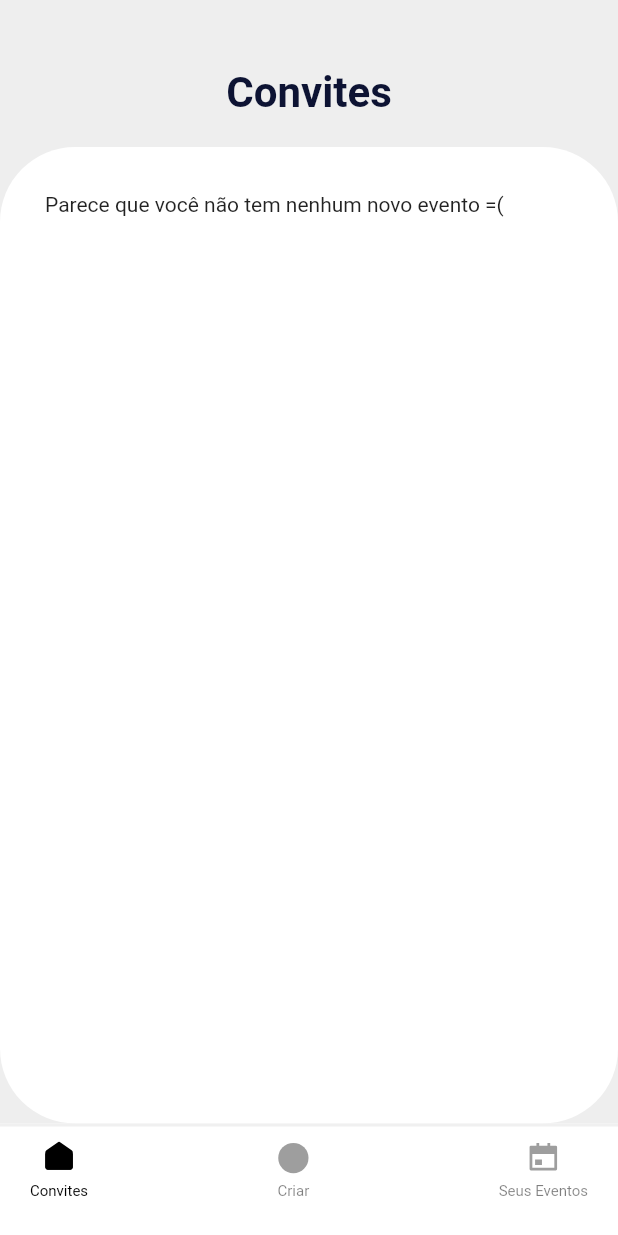
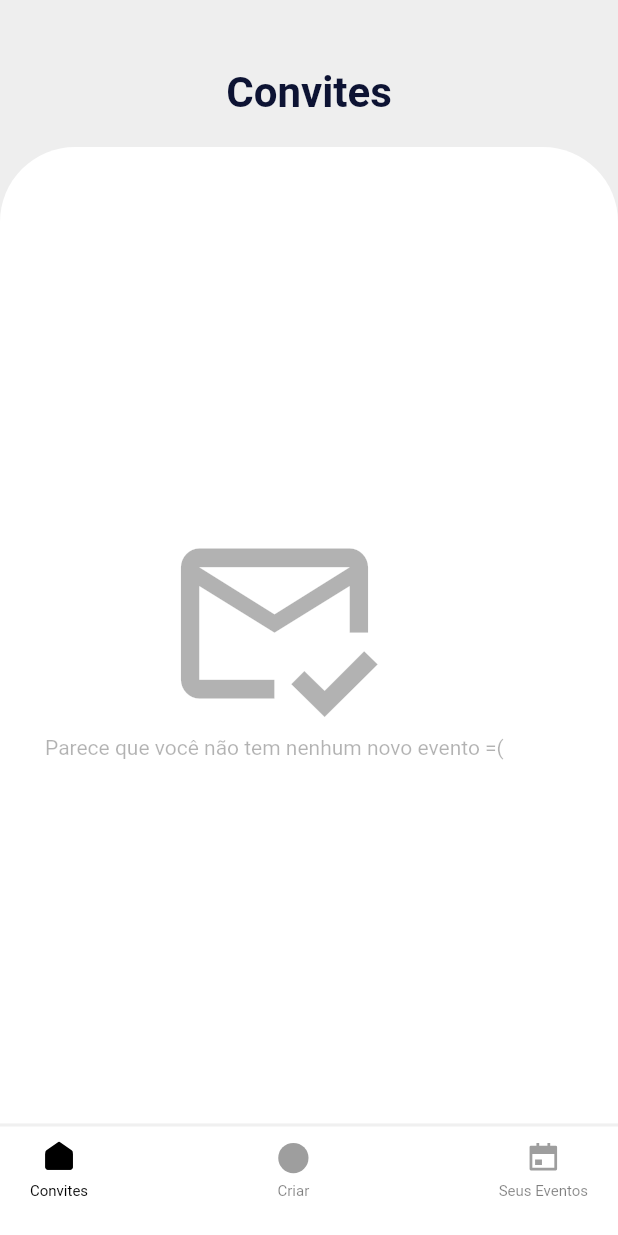
Before and after one commit to piresflp/Event-Manager, a Flutter app: the RootApp screen opened directly, on a phone screen of 412 x 824 dp. Run offline on Flutter 3.47's test engine with Material 2 defaults, Android fonts, the phone set to English and light mode, and no system bars; our stand-ins replace cloud_firestore, firebase_auth, firebase_core, flutter_svg, rxdart; accounts and stored records are empty; network calls fail.

Commit message:
invite page ready

```diff
--- a/lib/pages/Invites/InvitesPage.dart
+++ b/lib/pages/Invites/InvitesPage.dart
@@ -8,29 +8,6 @@ import 'package:flutter/material.dart';
 import 'ListInvites.dart';
 
 var idUser = 'JIL8fXU6qSO7ilMhyl6U0nbgvQk2';
-
-var convites = [
-  {
-    "confirmado": false,
-    "idEvento": "a2C2IoTogNGva4D8DLEO",
-    "idFuncionario": "5obFGzkVj2HL0JlX4mlB"
-  },
-  {
-    "confirmado": false,
-    "idEvento": "a2C2IoTogNGva4D8DLEO",
-    "idFuncionario": "5obFGzkVj2HL0JlX4mlB"
-  },
-  {
-    "confirmado": false,
-    "idEvento": "a2C2IoTogNGva4D8DLEO",
-    "idFuncionario": "5obFGzkVj2HL0JlX4mlB"
-  },
-  {
-    "confirmado": false,
-    "idEvento": "a2C2IoTogNGva4D8DLEO",
-    "idFuncionario": "5obFGzkVj2HL0JlX4mlB"
-  }
-];
 
 class InvitesPage extends StatefulWidget {
   @override
@@ -71,23 +48,21 @@ class _InvitesPageState extends State<InvitesPage> {
                 child: Container(
                   width: double.infinity,
                   decoration: BoxDecoration(
-                borderRadius: BorderRadius.circular(50), color: Colors.white),
+                      borderRadius: BorderRadius.only(
+                        topLeft: Radius.circular(50),
+                        topRight: Radius.circular(50),
+                      ),
+                      color: Colors.white),
                   child: Stack(
                     children: <Widget>[
                       Padding(
                         padding: const EdgeInsets.all(30),
-                  child: Column(
-                    crossAxisAlignment: CrossAxisAlignment.start,
-                    children: <Widget>[
-                      listInvites(),
-                    ],
-                  ),
+                        child: listInvites(),
                       ),
                     ],
                   ),
                 ),
               ),
-      ]),
-    ));
+            ])));
   }
 }
--- a/lib/pages/Invites/ListInvites.dart
+++ b/lib/pages/Invites/ListInvites.dart
@@ -9,6 +9,7 @@ Widget listInvites() {
       stream: FirebaseFirestore.instance
           .collection("Convites")
           .where('idFuncionario', isEqualTo: 'JIL8fXU6qSO7ilMhyl6U0nbgvQk2')
+          .where('confirmado', isNull: true)
           .snapshots(),
       builder: (BuildContext context, AsyncSnapshot<QuerySnapshot> snapshot) {
         if (!snapshot.hasData) {
@@ -17,7 +18,21 @@ Widget listInvites() {
           );
         } else if (snapshot.data!.docs.length == 0) {
           return Container(
-              child: Text("Parece que você não tem nenhum novo evento =("));
+            child: Column(
+              mainAxisAlignment: MainAxisAlignment.center,
+              children: [
+                Icon(
+                  Icons.mark_email_read_outlined,
+                  size: 150,
+                  color: Colors.black.withOpacity(0.3),
+                ),
+                Text(
+                  "Parece que você não tem nenhum novo evento =(",
+                  style: TextStyle(color: Colors.black.withOpacity(0.3)),
+                )
+              ],
+            ),
+          );
         } else {
           return Column(
               children: List.generate(snapshot.data!.docs.length, (index) {
```
Also changed, not shown: lib/pages/Invites/InviteContent.dart (+64 -2 lines). Lines whose indentation alone changed are shown as unchanged.
